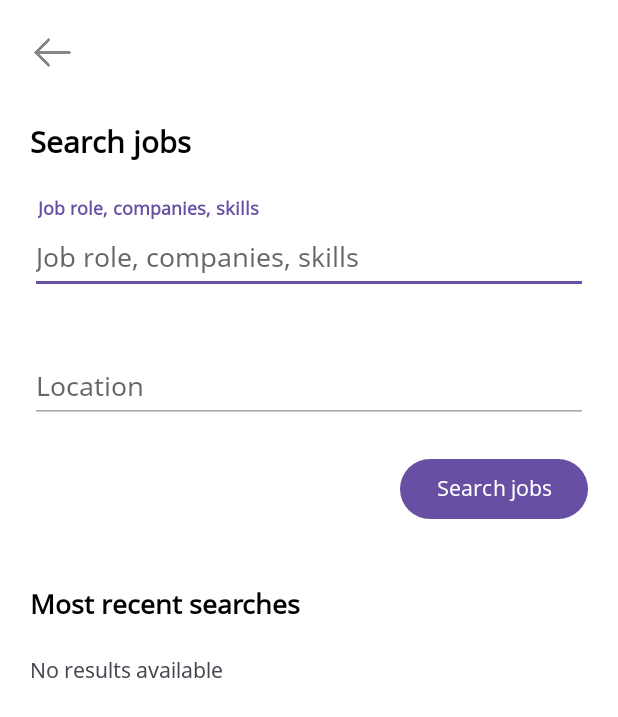
After one commit to impetuson-dev/rexroot-app, an Android app: the SearchActivity screen opened directly, with no data from a screen before it, on a phone screen of 412 x 824 dp. The commit adds this screen. Shown: the top 717 px of the screen. Run offline under Robolectric (Android 15) with nearby library versions, the phone set to English and light mode, and no system bars; our stand-ins replace data binding.

Commit message:
Added Jobs search screen

```diff
--- a/app/src/main/java/com/impetuson/rexroot/MainActivity.kt
+++ b/app/src/main/java/com/impetuson/rexroot/MainActivity.kt
@@ -25,4 +25,9 @@ class MainActivity: AppCompatActivity() {
         val bottomNavigationView = findViewById<BottomNavigationView>(R.id.bottomNavBar)
         setupWithNavController(bottomNavigationView, navController)
     }
+
+    override fun onBackPressed() {
+        super.onBackPressed()
+        finishAffinity()
+    }
 }
--- /dev/null
+++ b/app/src/main/java/com/impetuson/rexroot/SearchActivity.kt
@@ -0,0 +1,43 @@
+package com.impetuson.rexroot
+
+import android.content.Intent
+import android.os.Bundle
+import android.view.View
+import androidx.appcompat.app.AppCompatActivity
+import com.impetuson.rexroot.databinding.ActivitySearchBinding
+
+class SearchActivity: AppCompatActivity() {
+
+    private lateinit var binding: ActivitySearchBinding
+    override fun onCreate(savedInstanceState: Bundle?) {
+        super.onCreate(savedInstanceState)
+        binding = ActivitySearchBinding.inflate(layoutInflater)
+        val view = binding.root
+        setContentView(view)
+
+        binding.apply {
+            lifecycleOwner = this@SearchActivity
+
+            btnSearch.setOnClickListener {
+                val intent = Intent(this@SearchActivity,JobsActivity::class.java)
+                intent.putExtra("jobsearch",etJobsearch.text.toString())
+                intent.putExtra("location",etLocation.text.toString())
+                startActivity(intent)
+            }
+
+            ivGoback.setOnClickListener {
+                onBackPressed()
+            }
+
+            etJobsearch.setOnFocusChangeListener { v, hasFocus ->
+                if (hasFocus) { tvHint1.visibility = View.VISIBLE }
+                else { if (etJobsearch.text.isEmpty()){ tvHint1.visibility = View.INVISIBLE } }
+            }
+
+            etLocation.setOnFocusChangeListener { v, hasFocus ->
+                if (hasFocus) { tvHint2.visibility = View.VISIBLE }
+                else { if (etLocation.text.isEmpty()){ tvHint2.visibility = View.INVISIBLE } }
+            }
+        }
+    }
+}
--- a/app/src/main/java/com/impetuson/rexroot/view/jobreq/JobreqSubmissionsFragment.kt
+++ b/app/src/main/java/com/impetuson/rexroot/view/jobreq/JobreqSubmissionsFragment.kt
@@ -56,6 +56,8 @@ class JobreqSubmissionsFragment(jobId: String) : Fragment() {
                         pbLoading.visibility = View.GONE
                         if (resumeList[position].isEmpty()){
                             tvNoresults.visibility = View.VISIBLE
+                        } else {
+                            tvNoresults.visibility = View.GONE
                         }
                     }
                     override fun onNothingSelected(adapterView: AdapterView<*>) {}
--- a/app/src/main/java/com/impetuson/rexroot/view/main/HomeFragment.kt
+++ b/app/src/main/java/com/impetuson/rexroot/view/main/HomeFragment.kt
@@ -1,6 +1,7 @@
 package com.impetuson.rexroot.view.main
 
 import android.content.Context
+import android.content.Intent
 import android.content.SharedPreferences
 import android.graphics.Color
 import android.os.Bundle
@@ -22,6 +23,7 @@ import com.google.firebase.database.DatabaseReference
 import com.google.firebase.database.FirebaseDatabase
 import com.google.firebase.database.DatabaseError
 import com.impetuson.rexroot.R
+import com.impetuson.rexroot.SearchActivity
 import com.impetuson.rexroot.databinding.FragmentHomeBinding
 import com.impetuson.rexroot.model.jobreq.JobReqModelClass
 import com.impetuson.rexroot.viewmodel.main.HomeViewModel
@@ -56,6 +58,10 @@ class HomeFragment : Fragment() {
         binding?.apply {
             lifecycleOwner = viewLifecycleOwner
             viewModel = viewmodel
+
+            llSearch.setOnClickListener {
+                startActivity(Intent(requireContext(), SearchActivity::class.java))
+            }
 
             val sharedPreference: SharedPreferences =  requireContext().getSharedPreferences("profiledata", Context.MODE_PRIVATE)
             viewmodel.getUserProfileDetails(sharedPreference)
--- a/app/src/main/java/com/impetuson/rexroot/viewmodel/jobreq/JobreqViewModel.kt
+++ b/app/src/main/java/com/impetuson/rexroot/viewmodel/jobreq/JobreqViewModel.kt
@@ -201,11 +201,6 @@ class JobreqViewModel : ViewModel() {
 
         firestoreDB.collection("users").document(userId).set(submitdata, SetOptions.merge())
 
-        firestoreDB.collection("users").document(userId).update(mapOf(
-            "submitdata.$jobId.count.submitted" to "${index+1}",
-            "submitdata.$jobId.count.accepted" to "0",
-            "submitdata.$jobId.count.rejected" to "0"
-        ))
     }
 
     private fun getFileNameFromUri(uri: Uri, contentResolver: ContentResolver): String {
--- /dev/null
+++ b/app/src/main/res/layout/activity_search.xml
@@ -0,0 +1,157 @@
+<?xml version="1.0" encoding="utf-8"?>
+<layout xmlns:android="http://schemas.android.com/apk/res/android"
+    xmlns:app="http://schemas.android.com/apk/res-auto">
+
+    <data>
+
+    </data>
+
+    <androidx.constraintlayout.widget.ConstraintLayout
+        android:layout_width="match_parent"
+        android:layout_height="match_parent"
+        android:background="@color/white">
+
+        <LinearLayout
+            android:id="@+id/ll_search"
+            app:layout_constraintTop_toTopOf="parent"
+            app:layout_constraintStart_toStartOf="parent"
+            app:layout_constraintEnd_toEndOf="parent"
+            android:orientation="vertical"
+            android:layout_width="0dp"
+            android:layout_height="wrap_content">
+
+            <LinearLayout
+                android:paddingTop="20sp"
+                android:paddingLeft="20sp"
+                android:paddingBottom="10sp"
+                android:layout_width="match_parent"
+                android:layout_height="wrap_content">
+
+                <ImageView
+                    android:id="@+id/iv_goback"
+                    android:layout_width="30sp"
+                    android:layout_height="30sp"
+                    android:src="@drawable/icon_goback_darkgrey"></ImageView>
+
+            </LinearLayout>
+
+            <LinearLayout
+                android:padding="20sp"
+                android:orientation="vertical"
+                android:layout_width="match_parent"
+                android:layout_height="wrap_content">
+
+                <TextView
+                    android:layout_width="wrap_content"
+                    android:layout_height="wrap_content"
+                    android:textStyle="bold"
+                    android:textSize="20sp"
+                    android:textColor="@color/black"
+                    android:text="Search jobs">
+                </TextView>
+
+                <LinearLayout
+                    android:layout_marginTop="20sp"
+                    android:orientation="vertical"
+                    android:layout_width="match_parent"
+                    android:layout_height="wrap_content">
+
+                    <TextView
+                        android:id="@+id/tv_hint1"
+                        android:layout_width="wrap_content"
+                        android:layout_height="wrap_content"
+                        android:paddingLeft="5sp"
+                        android:textSize="12sp"
+                        android:textStyle="bold"
+                        android:textColor="@color/violet"
+                        android:visibility="invisible"
+                        android:text="Job role, companies, skills">
+                    </TextView>
+
+                    <EditText
+                        android:id="@+id/et_jobsearch"
+                        android:theme="@style/EditTextTheme"
+                        android:hint="Job role, companies, skills"
+                        android:layout_width="match_parent"
+                        android:layout_height="match_parent">
+                    </EditText>
+
+
+                </LinearLayout>
+
+                <LinearLayout
+                    android:layout_marginTop="20sp"
+                    android:orientation="vertical"
+                    android:layout_width="match_parent"
+                    android:layout_height="wrap_content">
+
+                    <TextView
+                        android:id="@+id/tv_hint2"
+                        android:layout_width="wrap_content"
+                        android:layout_height="wrap_content"
+                        android:paddingLeft="5sp"
+                        android:textSize="12sp"
+                        android:textStyle="bold"
+                        android:textColor="@color/violet"
+                        android:visibility="invisible"
+                        android:text="Location">
+                    </TextView>
+
+                    <EditText
+                        android:id="@+id/et_location"
+                        android:theme="@style/EditTextTheme"
+                        android:hint="Location"
+                        android:layout_width="match_parent"
+                        android:layout_height="match_parent">
+                    </EditText>
+
+
+                </LinearLayout>
+
+
+                <Button
+                    android:id="@+id/btn_search"
+                    android:layout_width="wrap_content"
+                    android:layout_height="wrap_content"
+                    android:layout_marginTop="20sp"
+                    android:layout_gravity="end"
+                    android:text="Search jobs"
+                    android:textAllCaps="false"
+                    android:textColor="@color/white">
+                </Button>
+
+
+            </LinearLayout>
+
+        </LinearLayout>
+
+
+        <LinearLayout
+            app:layout_constraintTop_toBottomOf="@id/ll_search"
+            app:layout_constraintStart_toStartOf="parent"
+            app:layout_constraintEnd_toEndOf="parent"
+            android:paddingTop="20sp"
+            android:paddingLeft="20sp"
+            android:paddingRight="20sp"
+            android:orientation="vertical"
+            android:layout_width="match_parent"
+            android:layout_height="wrap_content">
+
+            <TextView
+                android:layout_width="wrap_content"
+                android:layout_height="wrap_content"
+                android:textColor="@color/black"
+                android:textStyle="bold"
+                android:textSize="18sp"
+                android:text="Most recent searches"></TextView>
+
+            <TextView
+                android:layout_marginTop="20sp"
+                android:layout_width="wrap_content"
+                android:layout_height="wrap_content"
+                android:text="No results available"></TextView>
+
+        </LinearLayout>
+
+    </androidx.constraintlayout.widget.ConstraintLayout>
+</layout>
--- a/app/src/main/res/values-night/themes.xml
+++ b/app/src/main/res/values-night/themes.xml
@@ -10,4 +10,9 @@
         <item name="android:windowDrawsSystemBarBackgrounds">true</item>
     </style>
 
+    <style name="EditTextTheme" parent="Theme.AppCompat.Light.NoActionBar">
+        <item name="colorControlNormal">@color/black</item>
+        <item name="colorControlActivated">@color/violet</item>
+    </style>
+
 </resources>
--- a/app/src/main/res/values/colors.xml
+++ b/app/src/main/res/values/colors.xml
@@ -9,4 +9,5 @@
     <color name="metal_grey">#848884</color>
     <color name="sky_blue">#2196F3</color>
     <color name="orange">#FFA500</color>
+    <color name="violet">#6750A4</color>
 </resources>
--- a/app/src/main/res/values/themes.xml
+++ b/app/src/main/res/values/themes.xml
@@ -11,6 +11,11 @@
 
     </style>
 
+    <style name="EditTextTheme" parent="Theme.AppCompat.Light.NoActionBar">
+        <item name="colorControlNormal">@color/dark_grey</item>
+        <item name="colorControlActivated">@color/violet</item>
+    </style>
+
 
     <style name="Theme.Rexroot" parent="Base.Theme.Rexroot" />
 </resources>
```
Also changed, not shown: app/src/main/AndroidManifest.xml (+9 -0 lines), app/src/main/java/com/impetuson/rexroot/JobsActivity.kt (added, +103 -0 lines), app/src/main/res/layout/activity_jobs.xml (added, +131 -0 lines), app/src/main/res/layout/fragment_home.xml (+14 -1 lines), app/src/main/res/drawable/icon_goback_darkgrey.png (added).
